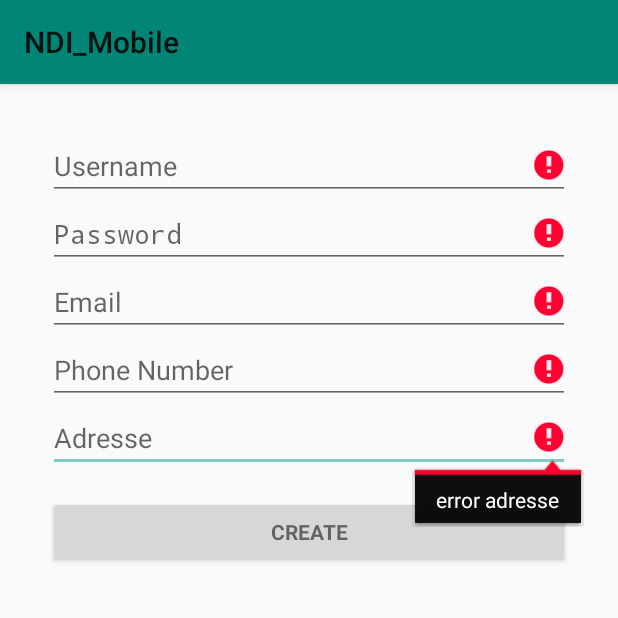
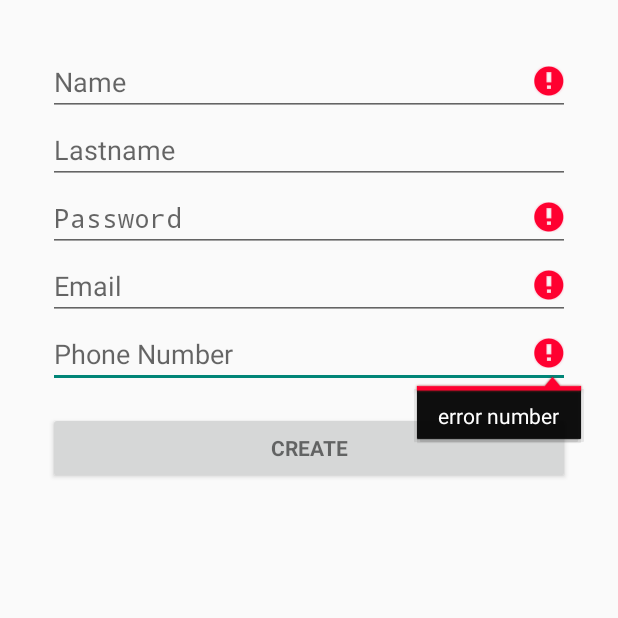
Before and after one commit to benedicksteve/NDI_Mobile, an Android app: the screen it shows after launch (LoginActivity), after a tap on "CREATE", on a phone screen of 412 x 824 dp, the top half of it. Run offline under Robolectric (Android 15) with nearby library versions, the phone set to English and light mode, and no system bars; 1 other tap on this screen came first.

Commit message:
Modification JSONParser (Ajout header si string token != null) Modification LoginActivity et CreateUserFragment pour utilisation avec serveur

```diff
--- a/app/build.gradle
+++ b/app/build.gradle
@@ -21,7 +21,9 @@ android {
 
 dependencies {
     compile fileTree(dir: 'libs', include: ['*.jar'])
-    compile 'com.android.support:appcompat-v7:21.0.+'
+    compile 'com.android.support:appcompat-v7:21.0.2'
     compile 'com.android.support:cardview-v7:21.0.+'
     compile 'com.android.support:recyclerview-v7:21.0.+'
+    compile 'com.android.support:support-v4:21.0.2'
+    compile 'com.android.support:support-v13:21.0.2'
 }
--- a/app/src/main/java/com/ndi_mobile/ndi_mobile/CreateUserFragment.java
+++ b/app/src/main/java/com/ndi_mobile/ndi_mobile/CreateUserFragment.java
@@ -17,9 +17,11 @@ import android.view.View;
 import android.view.ViewGroup;
 import android.widget.Button;
 import android.widget.EditText;
+import android.widget.Toast;
 
 import com.ndi_mobile.ndi_mobile.utils.JSONParser;
 
+import org.json.JSONException;
 import org.json.JSONObject;
 
 
@@ -40,11 +42,11 @@ public class CreateUserFragment extends Fragment implements LoaderManager.Loader
 
     private CreateUserFragmentListener mListener;
 
-    private EditText usernameEditText;
+    private EditText emailEditText;
+    private EditText nameEditText;
+    private EditText lastnameEditText;
     private EditText passwordEditText;
-    private EditText emailEditText;
-    private EditText phoneNumberEditText;
-    private EditText adresseEditText;
+    private EditText numberEditText;
 
     /**
      * Use this factory method to create a new instance of
@@ -78,11 +80,11 @@ public class CreateUserFragment extends Fragment implements LoaderManager.Loader
 
         mCreateUserButtonView = (View) fragmentCreateUserView.findViewById(R.id.create_user_button);
 
-        usernameEditText = (EditText) fragmentCreateUserView.findViewById((R.id.username));
+        nameEditText = (EditText) fragmentCreateUserView.findViewById((R.id.name));
+        lastnameEditText = (EditText) fragmentCreateUserView.findViewById((R.id.lastname));
         passwordEditText = (EditText) fragmentCreateUserView.findViewById((R.id.password));
         emailEditText = (EditText) fragmentCreateUserView.findViewById((R.id.email));
-        phoneNumberEditText = (EditText) fragmentCreateUserView.findViewById((R.id.phone_number));
-        adresseEditText = (EditText) fragmentCreateUserView.findViewById((R.id.adresse));
+        numberEditText = (EditText) fragmentCreateUserView.findViewById((R.id.phone_number));
 
         Button mUsernameSignInButton = (Button) fragmentCreateUserView.findViewById(R.id.create_user_button);
         mUsernameSignInButton.setOnClickListener(new View.OnClickListener() {
@@ -107,23 +109,33 @@ public class CreateUserFragment extends Fragment implements LoaderManager.Loader
         }
 
         // Reset errors.
-        usernameEditText.setError(null);
+        nameEditText.setError(null);
+        lastnameEditText.setError(null);
         passwordEditText.setError(null);
+        emailEditText.setError(null);
+        numberEditText.setError(null);
+
 
         // Store values at the time of the login attempt.
-        String username = usernameEditText.getText().toString();
+        String name = nameEditText.getText().toString();
+        String lastname = lastnameEditText.getText().toString();
         String password = passwordEditText.getText().toString();
         String email = emailEditText.getText().toString();
-        String phoneNumber = phoneNumberEditText.getText().toString();
-        String adresse = adresseEditText.getText().toString();
+        String number = numberEditText.getText().toString();
 
         boolean cancel = false;
         View focusView = null;
 
-        // Check for a valid Username
-        if (TextUtils.isEmpty(username)) {
-            usernameEditText.setError("error username");
-            focusView = usernameEditText;
+        // Check for a valid name
+        if (TextUtils.isEmpty(name)) {
+            nameEditText.setError("error name");
+            focusView = nameEditText;
+            cancel = true;
+        }
+        // Check for a valid lastname
+        if (TextUtils.isEmpty(lastname)) {
+            nameEditText.setError("error lastname");
+            focusView = nameEditText;
             cancel = true;
         }
 
@@ -141,17 +153,10 @@ public class CreateUserFragment extends Fragment implements LoaderManager.Loader
             cancel = true;
         }
 
-        // Check for a valid phoneNumber
-        if (TextUtils.isEmpty(phoneNumber)) {
-            phoneNumberEditText.setError("error phoneNumber");
-            focusView = phoneNumberEditText;
-            cancel = true;
-        }
-
-        // Check for a valid adresse
-        if (TextUtils.isEmpty(adresse)) {
-            adresseEditText.setError("error adresse");
-            focusView = adresseEditText;
+        // Check for a valid number
+        if (TextUtils.isEmpty(number)) {
+            numberEditText.setError("error number");
+            focusView = numberEditText;
             cancel = true;
         }
 
@@ -163,14 +168,14 @@ public class CreateUserFragment extends Fragment implements LoaderManager.Loader
             // Show a progress spinner, and kick off a background task to
             // perform the user login attempt.
             showProgress(true);
-            mCreateUserTask = new CreateUserTask(username, password, email, phoneNumber, adresse);
+            mCreateUserTask = new CreateUserTask(name, lastname, password, email, number);
             mCreateUserTask.execute((Void) null);
         }
     }
 
-    public void onCreateUserButtonPressed(String username) {
+    public void onCreateUserButtonPressed(String token) {
         if (mListener != null) {
-            mListener.onCreateUserFragmentInteraction(username);
+            mListener.onCreateUserFragmentInteraction(token);
         }
     }
 
@@ -202,7 +207,7 @@ public class CreateUserFragment extends Fragment implements LoaderManager.Loader
      * >Communicating with Other Fragments</a> for more information.
      */
     public interface CreateUserFragmentListener {
-        public void onCreateUserFragmentInteraction(String username);
+        public void onCreateUserFragmentInteraction(String token);
     }
 
     /**
@@ -261,43 +266,44 @@ public class CreateUserFragment extends Fragment implements LoaderManager.Loader
      */
     public class CreateUserTask extends AsyncTask<Void, Void, Boolean> {
 
-        private final String mUsername;
+        private final String mName;
+        private final String mLastname;
         private final String mPassword;
         private final String mEmail;
-        private final String mPhoneNumber;
-        private final String mAdresse;
+        private final String mNumber;
 
         private JSONParser jsonParser = new JSONParser();
         private JSONObject json;
 
-        CreateUserTask(String username, String password, String email, String phoneNumber, String adresse) {
-            mUsername = username;
+        CreateUserTask(String name, String lastname, String password, String email, String number) {
+            mName = name;
+            mLastname = lastname;
             mPassword = password;
             mEmail = email;
-            mPhoneNumber = phoneNumber;
-            mAdresse = adresse;
+            mNumber = number;
         }
 
         @Override
         protected Boolean doInBackground(Void... param) {
 
             boolean boolSuccess = false;
-            String URL = "http://aftersoon.herokuapp.com/user";
+            String URL = "http://localhost:9000/api/users";
             JSONObject jParam = new JSONObject();
             try {
-                jParam.put("username", mUsername);
+                jParam.put("first_name", mName);
+                jParam.put("last_name",mLastname);
                 jParam.put("password", mPassword);
                 jParam.put("email", mEmail);
-                jParam.put("adresse",mAdresse);
-                jParam.put("telephone",mPhoneNumber);
+                jParam.put("number",mNumber);
 
-                json = jsonParser.makeHttpRequest(URL, "POST", jParam);
+                json = jsonParser.makeHttpRequest(URL, "POST", null, jParam);
                 try {
 
                     //TODO modifier quand succes mis a jour coté serveur
                     System.out.println(json.toString());
 
-                    boolSuccess = json.getString("status").equals("OK");
+                    boolSuccess = true;
+                    String token = json.getString("token");
 
                 } catch (Exception e) {
                    System.out.println("erreur 1");
@@ -317,9 +323,19 @@ public class CreateUserFragment extends Fragment implements LoaderManager.Loader
             showProgress(false);
 
             if (success) {
-                onCreateUserButtonPressed(usernameEditText.getText().toString());
+                String token = null;
+                try {
+                    token = json.getString("token");
+                    System.out.println(token.toString());
+
+                } catch (JSONException e) {
+                    e.printStackTrace();
+                }
+                onCreateUserButtonPressed(token);
             } else {
-                // TODO : Gerer erreur avec retour serveur succes
+                // TODO : Gerer erreur avec retour serveur
+                Toast.makeText(getActivity(), "Erreur login", Toast.LENGTH_SHORT).show();
+
             }
         }
 
--- a/app/src/main/java/com/ndi_mobile/ndi_mobile/MainActivity.java
+++ b/app/src/main/java/com/ndi_mobile/ndi_mobile/MainActivity.java
@@ -25,7 +25,7 @@ public class MainActivity extends Activity
      */
     private CharSequence mTitle;
 
-    private String user;
+    private String token;
 
     @Override
     protected void onCreate(Bundle savedInstanceState) {
@@ -34,7 +34,7 @@ public class MainActivity extends Activity
 
         // Methode to get the user
         Bundle bundle = getIntent().getExtras();
-        user = bundle.getString("user");
+        token = bundle.getString("token");
 
         mNavigationDrawerFragment = (NavigationDrawerFragment)
                 getFragmentManager().findFragmentById(R.id.navigation_drawer);
--- a/app/src/main/res/layout/activity_login.xml
+++ b/app/src/main/res/layout/activity_login.xml
@@ -14,11 +14,11 @@
     <ScrollView android:id="@+id/login_form" android:layout_width="match_parent"
         android:layout_height="match_parent">
 
-            <LinearLayout android:id="@+id/username_login_form" android:layout_width="match_parent"
+            <LinearLayout android:id="@+id/email_login_form" android:layout_width="match_parent"
                 android:layout_height="wrap_content" android:orientation="vertical">
 
-                <EditText android:id="@+id/username" android:layout_width="match_parent"
-                    android:layout_height="wrap_content" android:hint="@string/prompt_username"
+                <EditText android:id="@+id/email" android:layout_width="match_parent"
+                    android:layout_height="wrap_content" android:hint="@string/prompt_email"
                     android:inputType="text" android:maxLines="1"
                     android:singleLine="true" />
 
--- a/app/src/main/res/layout/activity_main.xml
+++ b/app/src/main/res/layout/activity_main.xml
@@ -21,7 +21,7 @@
     <fragment android:id="@+id/navigation_drawer"
         android:layout_width="@dimen/navigation_drawer_width" android:layout_height="match_parent"
         android:layout_gravity="start"
-        android:name="com.aftersoon.aftersoon.NavigationDrawerFragment"
+        android:name="com.ndi_mobile.ndi_mobile.NavigationDrawerFragment"
         tools:layout="@layout/fragment_navigation_drawer" />
 
 </android.support.v4.widget.DrawerLayout>
--- a/app/src/main/res/layout/fragment_create_user.xml
+++ b/app/src/main/res/layout/fragment_create_user.xml
@@ -12,8 +12,14 @@
         <LinearLayout android:id="@+id/user_form" android:layout_width="match_parent"
             android:layout_height="wrap_content" android:orientation="vertical">
 
-            <EditText android:id="@+id/username" android:layout_width="match_parent"
-                android:layout_height="wrap_content" android:hint="Username"
+            <EditText android:id="@+id/name" android:layout_width="match_parent"
+                android:layout_height="wrap_content" android:hint="Name"
+                android:inputType="text" android:maxLines="1"
+                android:singleLine="true" />
+
+
+            <EditText android:id="@+id/lastname" android:layout_width="match_parent"
+                android:layout_height="wrap_content" android:hint="Lastname"
                 android:inputType="text" android:maxLines="1"
                 android:singleLine="true" />
 
@@ -32,11 +38,6 @@
                 android:inputType="phone" android:maxLines="1"
                 android:singleLine="true" />
 
-            <EditText android:id="@+id/adresse" android:layout_width="match_parent"
-                android:layout_height="wrap_content" android:hint="Adresse"
-                android:inputType="textPostalAddress" android:maxLines="1"
-                android:singleLine="true" />
-
             <!-- Login progress -->
             <ProgressBar android:id="@+id/create_user_progress" style="?android:attr/progressBarStyleLarge"
                 android:layout_width="match_parent" android:layout_height="wrap_content"
--- a/app/src/main/res/values-v21/styles.xml
+++ b/app/src/main/res/values-v21/styles.xml
@@ -1,6 +1,6 @@
 <?xml version="1.0" encoding="utf-8"?>
 <resources>
-    <style name="AppTheme" parent="android:Theme.Material.Light">
+    <style name="AppTheme" parent="Theme.AppCompat.Light">
         <!-- Main theme colors -->
         <!--   your app branding color for the app bar -->
         <item name="android:colorPrimary">@color/material_deep_teal_500</item>
@@ -9,7 +9,5 @@
         <!--   theme UI controls like checkboxes and text fields -->
         <item name="android:colorAccent">@color/accent_material_dark</item>
 
-        <item name="android:navigationBarColor">@color/material_deep_teal_500</item>
-
     </style>
 </resources>
--- a/app/src/main/res/values/strings_activity_login.xml
+++ b/app/src/main/res/values/strings_activity_login.xml
@@ -1,7 +1,7 @@
 <resources>
 
     <!-- Strings related to login -->
-    <string name="prompt_username">Username</string>
+    <string name="prompt_email">Username</string>
     <string name="prompt_password">Password</string>
     <string name="action_sign_in">Sign in</string>
     <string name="action_register">Register</string>
--- a/app/src/main/res/values/styles.xml
+++ b/app/src/main/res/values/styles.xml
@@ -1,7 +1,7 @@
 <resources>
 
     <!-- Base application theme. -->
-    <style name="AppTheme" parent="Theme.AppCompat.Light">
+    <style name="AppTheme" parent="android:Theme.Holo.Light">
         <!-- Customize your theme here. -->
 
         <!-- customize the color palette -->
```
Also changed, not shown: app/src/main/java/com/ndi_mobile/ndi_mobile/LoginActivity.java (+22 -22 lines), app/src/main/java/com/ndi_mobile/ndi_mobile/utils/JSONParser.java (+6 -1 lines), 1 other file.
